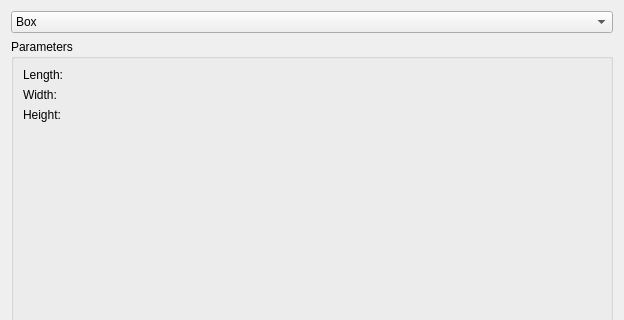
This is freecad/chronoWorkbench/gui/ui/LDPM_CSL_geometry.ui in Concrete-Chrono-Development/chrono-preprocessor as Qt 5 draws it before an edit; both pictures show x 0 to 624 and y 0 to 320 of the 624 by 489 pixel window. The edited form follows.
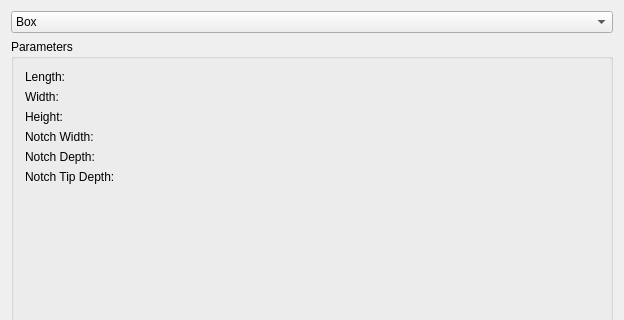
This is the edited form. The open tabs and pages were chosen to show the change. Icons and pictures are not drawn. Custom widgets are drawn as their Qt base class.

What changed in the file:
```diff
--- a/freecad/chronoWorkbench/gui/ui/LDPM_CSL_geometry.ui
+++ b/freecad/chronoWorkbench/gui/ui/LDPM_CSL_geometry.ui
@@ -1082,6 +1082,169 @@
           </item>
          </layout>
         </widget>
+        <widget class="QWidget" name="page_5">
+         <layout class="QVBoxLayout" name="verticalLayout_3">
+          <item>
+           <layout class="QGridLayout" name="_7">
+            <property name="leftMargin">
+             <number>0</number>
+            </property>
+            <property name="topMargin">
+             <number>0</number>
+            </property>
+            <property name="rightMargin">
+             <number>0</number>
+            </property>
+            <property name="bottomMargin">
+             <number>0</number>
+            </property>
+            <property name="spacing">
+             <number>6</number>
+            </property>
+            <item row="1" column="2">
+             <widget class="Gui::QuantitySpinBox" name="notchSEBoxWidth" native="true">
+              <property name="keyboardTracking" stdset="0">
+               <bool>false</bool>
+              </property>
+              <property name="unit" stdset="0">
+               <string notr="true">mm</string>
+              </property>
+              <property name="value" stdset="0">
+               <double>10.000000000000000</double>
+              </property>
+             </widget>
+            </item>
+            <item row="0" column="0">
+             <widget class="QLabel" name="textLabel2_7">
+              <property name="text">
+               <string>Length:</string>
+              </property>
+             </widget>
+            </item>
+            <item row="1" column="0">
+             <widget class="QLabel" name="textLabel3_7">
+              <property name="text">
+               <string>Width:</string>
+              </property>
+             </widget>
+            </item>
+            <item row="0" column="2">
+             <widget class="Gui::QuantitySpinBox" name="notchSEBoxLength" native="true">
+              <property name="keyboardTracking" stdset="0">
+               <bool>false</bool>
+              </property>
+              <property name="unit" stdset="0">
+               <string notr="true">mm</string>
+              </property>
+              <property name="value" stdset="0">
+               <double>10.000000000000000</double>
+              </property>
+             </widget>
+            </item>
+            <item row="2" column="2">
+             <widget class="Gui::QuantitySpinBox" name="notchSEBoxHeight" native="true">
+              <property name="keyboardTracking" stdset="0">
+               <bool>false</bool>
+              </property>
+              <property name="unit" stdset="0">
+               <string notr="true">mm</string>
+              </property>
+              <property name="value" stdset="0">
+               <double>10.000000000000000</double>
+              </property>
+             </widget>
+            </item>
+            <item row="2" column="0">
+             <widget class="QLabel" name="textLabel4_4">
+              <property name="text">
+               <string>Height:</string>
+              </property>
+             </widget>
+            </item>
+           </layout>
+          </item>
+          <item>
+           <layout class="QGridLayout" name="gridLayout_4">
+            <item row="0" column="0">
+             <widget class="QLabel" name="textLabel2_6">
+              <property name="text">
+               <string>Notch Width:</string>
+              </property>
+             </widget>
+            </item>
+            <item row="0" column="1">
+             <widget class="Gui::QuantitySpinBox" name="notchSEWidth" native="true">
+              <property name="keyboardTracking" stdset="0">
+               <bool>false</bool>
+              </property>
+              <property name="unit" stdset="0">
+               <string notr="true">mm</string>
+              </property>
+              <property name="value" stdset="0">
+               <double>10.000000000000000</double>
+              </property>
+             </widget>
+            </item>
+            <item row="1" column="0">
+             <widget class="QLabel" name="textLabel3_6">
+              <property name="text">
+               <string>Notch Depth:</string>
+              </property>
+             </widget>
+            </item>
+            <item row="1" column="1">
+             <widget class="Gui::QuantitySpinBox" name="notchSEDepth" native="true">
+              <property name="keyboardTracking" stdset="0">
+               <bool>false</bool>
+              </property>
+              <property name="unit" stdset="0">
+               <string notr="true">mm</string>
+              </property>
+              <property name="value" stdset="0">
+               <double>10.000000000000000</double>
+              </property>
+             </widget>
+            </item>
+            <item row="2" column="0">
+             <widget class="QLabel" name="textLabel3_8">
+              <property name="text">
+               <string>Notch Tip Depth:</string>
+              </property>
+             </widget>
+            </item>
+            <item row="2" column="1">
+             <widget class="Gui::QuantitySpinBox" name="notchSEtipDepth" native="true">
+              <property name="keyboardTracking" stdset="0">
+               <bool>false</bool>
+              </property>
+              <property name="unit" stdset="0">
+               <string notr="true">mm</string>
+              </property>
+              <property name="value" stdset="0">
+               <double>10.000000000000000</double>
+              </property>
+             </widget>
+            </item>
+           </layout>
+          </item>
+          <item>
+           <spacer name="spacer_3">
+            <property name="orientation">
+             <enum>Qt::Vertical</enum>
+            </property>
+            <property name="sizeType">
+             <enum>QSizePolicy::Expanding</enum>
+            </property>
+            <property name="sizeHint" stdset="0">
+             <size>
+              <width>21</width>
+              <height>291</height>
+             </size>
+            </property>
+           </spacer>
+          </item>
+         </layout>
+        </widget>
         <widget class="QWidget" name="page">
          <layout class="QGridLayout" name="gridLayout_2">
           <item row="0" column="0">
```
Left out of the diff: 24 changed lines with no effect on the pictures.
